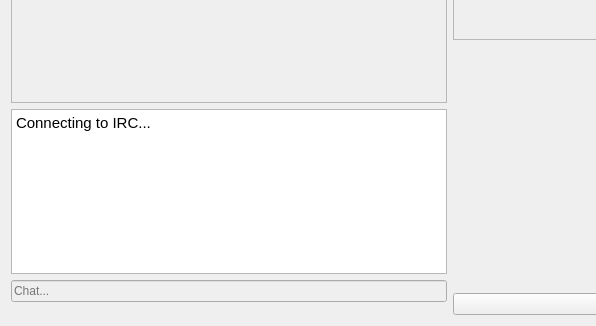
This is src/qt/forms/overviewpage.ui in Cinnicoin/CinniCoin as Qt 5 draws it before an edit; both pictures show x 0 to 596 and y 218 to 544 of the 899 by 544 pixel window. The edited form follows.
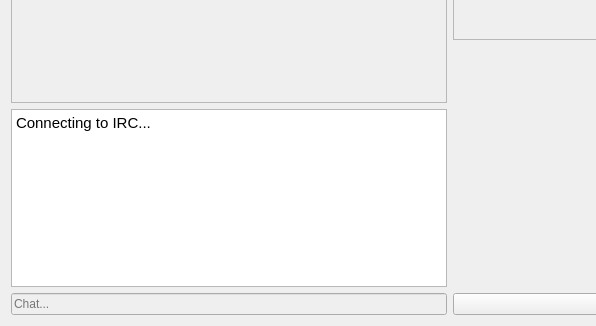
This is the edited form. Icons and pictures are not drawn.

```diff
--- a/src/qt/forms/overviewpage.ui
+++ b/src/qt/forms/overviewpage.ui
@@ -285,7 +285,7 @@
         <enum>QFrame::Sunken</enum>
        </property>
        <property name="sizeAdjustPolicy">
-        <enum>QAbstractScrollArea::AdjustIgnored</enum>
+        <enum>QAbstractScrollArea::AdjustToContents</enum>
        </property>
        <property name="tabChangesFocus">
         <bool>false</bool>
@@ -321,19 +321,6 @@
        </property>
       </widget>
      </item>
-     <item>
-      <spacer name="verticalSpacer">
-       <property name="orientation">
-        <enum>Qt::Vertical</enum>
-       </property>
-       <property name="sizeHint" stdset="0">
-        <size>
-         <width>20</width>
-         <height>40</height>
-        </size>
-       </property>
-      </spacer>
-     </item>
     </layout>
    </item>
    <item>
```
